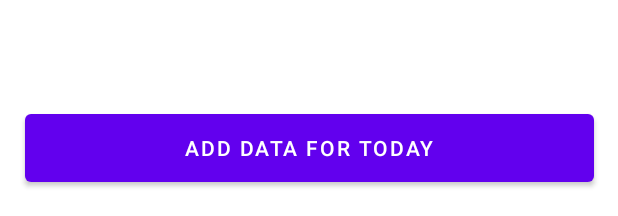
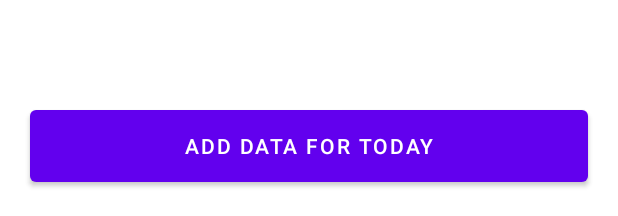
Before and after one commit to diegogvz/SoFit, an Android app: the layout my_progress.xml on its own in the app's theme, with its tools: preview values and no code run, on a phone screen of 412 x 824 dp. Shown: the part 1017-1233 px from the top of the screen. Run offline under Robolectric (Android 15) with nearby library versions, the light colour scheme and no system bars; plain views replace GraphView.

Commit message:
Otras mejoras

```diff
--- a/app/src/main/res/layout/my_progress.xml
+++ b/app/src/main/res/layout/my_progress.xml
@@ -45,8 +45,10 @@
 
     <Button
         android:id="@+id/my_progress_add_data"
-        android:layout_width="379dp"
-        android:layout_height="57dp"
+        android:layout_width="fill_parent"
+        android:layout_height="@dimen/button_height"
+        android:layout_marginStart="@dimen/margin_for_fill_screen_elements"
+        android:layout_marginEnd="@dimen/margin_for_fill_screen_elements"
         android:text="@string/my_progress_add_data"
         app:layout_constraintBottom_toBottomOf="parent"
         app:layout_constraintEnd_toEndOf="parent"
```
